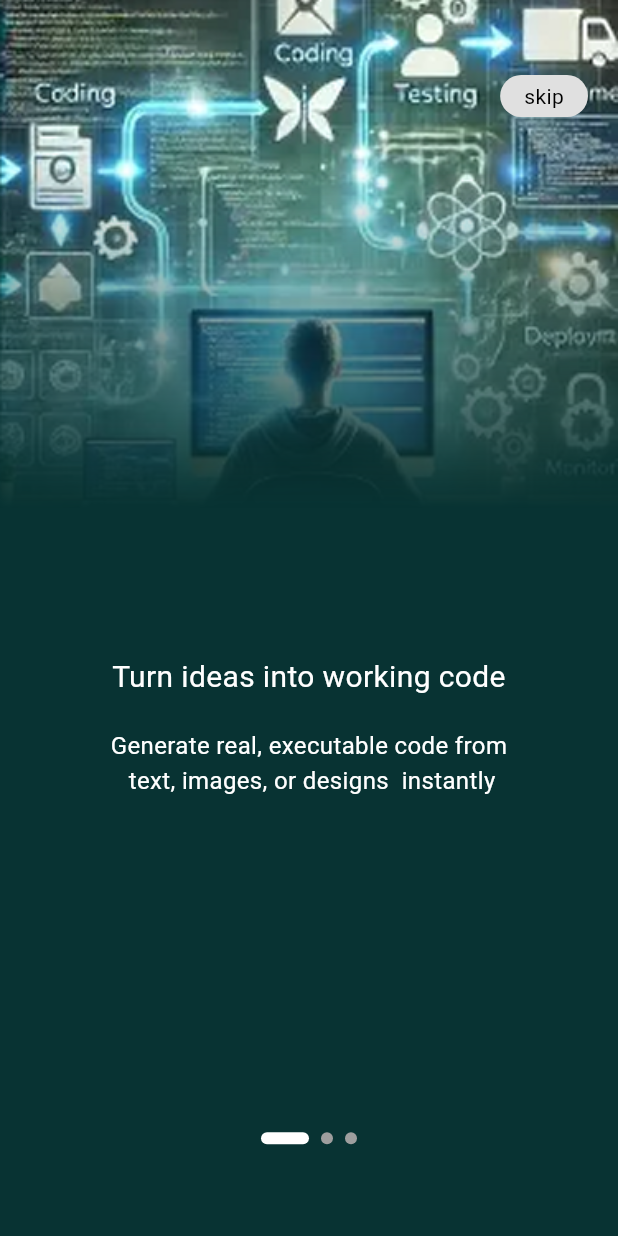
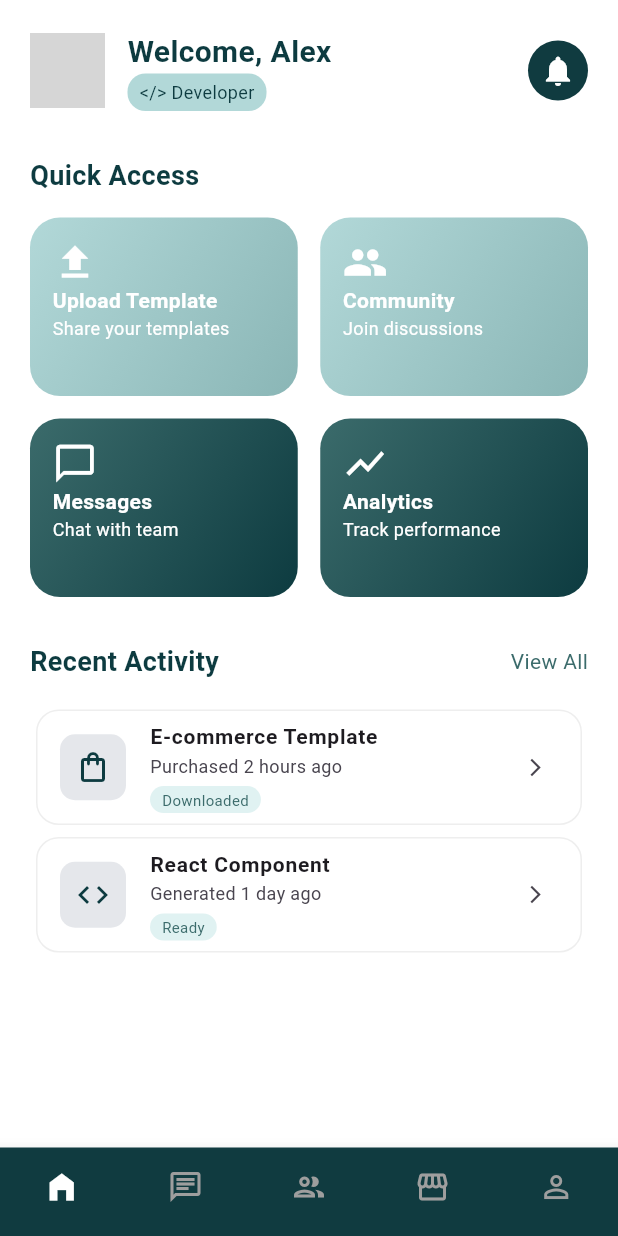
Before and after one commit to Ahmed-fadel1/Thalorix, a Flutter app: the screen it shows after launch, on a phone screen of 412 x 824 dp. Run offline on Flutter 3.47's test engine with Material 3 defaults, Android fonts, the phone set to English and light mode, and no system bars; drawn by our look-alikes of smooth_page_indicator; our stand-ins replace flutter_svg; network calls fail; grey boxes are pictures that could not be loaded.

Commit message:
Added Home Page

```diff
--- /dev/null
+++ b/lib/Features/home/presentation/home_view.dart
@@ -0,0 +1,154 @@
+import 'package:flutter/material.dart';
+import 'package:thalorix_app/Features/home/presentation/widgets/bottom_nav_bar.dart';
+import 'package:thalorix_app/Features/home/presentation/widgets/build_activity_item.dart';
+import 'package:thalorix_app/Features/home/presentation/widgets/build_quick_access_card.dart';
+import 'package:thalorix_app/core/utils/Colors/app_colors.dart';
+
+class HomeView extends StatelessWidget {
+  const HomeView({super.key});
+
+  @override
+  Widget build(BuildContext context) {
+    return Scaffold(
+      backgroundColor: Colors.white,
+      body: SafeArea(
+        child: SingleChildScrollView(
+          padding: EdgeInsets.all(20),
+          child: Column(
+            crossAxisAlignment: CrossAxisAlignment.start,
+            children: [
+              // Header Section
+              Row(
+                mainAxisAlignment: MainAxisAlignment.spaceBetween,
+                children: [
+                  Row(
+                    children: [
+                      CircleAvatar(
+                        radius: 25,
+                        backgroundImage: NetworkImage(
+                          'https://via.placeholder.com/150',
+                        ),
+                      ),
+                      SizedBox(width: 15),
+                      Column(
+                        crossAxisAlignment: CrossAxisAlignment.start,
+                        children: [
+                          Text(
+                            "Welcome, Alex",
+                            style: TextStyle(
+                              fontSize: 20,
+                              fontWeight: FontWeight.bold,
+                              color: Color(0xFF0D3B40),
+                            ),
+                          ),
+                          Container(
+                            padding: EdgeInsets.symmetric(
+                              horizontal: 8,
+                              vertical: 4,
+                            ),
+                            decoration: BoxDecoration(
+                              color: Color(0xFFB2D8D8),
+                              borderRadius: BorderRadius.circular(12),
+                            ),
+                            child: Text(
+                              "</> Developer",
+                              style: TextStyle(
+                                fontSize: 12,
+                                color: Color(0xFF0D3B40),
+                              ),
+                            ),
+                          ),
+                        ],
+                      ),
+                    ],
+                  ),
+                  CircleAvatar(
+                    backgroundColor: (AppColors.splashPrimary),
+                    child: Icon(Icons.notifications, color: Colors.white),
+                  ),
+                ],
+              ),
+              SizedBox(height: 30),
+              Text(
+                "Quick Access",
+                style: TextStyle(
+                  fontSize: 18,
+                  fontWeight: FontWeight.bold,
+                  color: Color(0xFF0D3B40),
+                ),
+              ),
+              SizedBox(height: 15),
+
+              GridView.count(
+                shrinkWrap: true,
+                physics: NeverScrollableScrollPhysics(),
+                crossAxisCount: 2,
+                crossAxisSpacing: 15,
+                mainAxisSpacing: 15,
+                childAspectRatio: 1.5,
+                children: [
+                  BuildQuickAccessCard(
+                    "Upload Template",
+                    "Share your templates",
+                    Icons.upload,
+                    [Color(0xFFB2D8D8), Color(0xFF8AB6B6)],
+                  ),
+                  BuildQuickAccessCard(
+                    "Community",
+                    "Join discussions",
+                    Icons.group,
+                    [Color(0xFFB2D8D8), Color(0xFF8AB6B6)],
+                  ),
+                  BuildQuickAccessCard(
+                    "Messages",
+                    "Chat with team",
+                    Icons.chat_bubble_outline,
+                    [Color(0xFF3B6B6B), Color(0xFF0D3B40)],
+                  ),
+                  BuildQuickAccessCard(
+                    "Analytics",
+                    "Track performance",
+                    Icons.show_chart,
+                    [Color(0xFF3B6B6B), Color(0xFF0D3B40)],
+                  ),
+                ],
+              ),
+              SizedBox(height: 30),
+
+              // Recent Activity Section
+              Row(
+                mainAxisAlignment: MainAxisAlignment.spaceBetween,
+                children: [
+                  Text(
+                    "Recent Activity",
+                    style: TextStyle(
+                      fontSize: 18,
+                      fontWeight: FontWeight.bold,
+                      color: Color(0xFF0D3B40),
+                    ),
+                  ),
+                  Text("View All", style: TextStyle(color: Color(0xFF3B6B6B))),
+                ],
+              ),
+              SizedBox(height: 15),
+
+              BuildActivityItem(
+                "E-commerce Template",
+                "Purchased 2 hours ago",
+                "Downloaded",
+                Icons.shopping_bag_outlined,
+              ),
+              BuildActivityItem(
+                "React Component",
+                "Generated 1 day ago",
+                "Ready",
+                Icons.code,
+              ),
+            ],
+          ),
+        ),
+      ),
+      bottomNavigationBar: BottomNavBar(),
+    );
+  }
+}
--- /dev/null
+++ b/lib/Features/home/presentation/widgets/bottom_nav_bar.dart
@@ -0,0 +1,25 @@
+import 'package:flutter/material.dart';
+import 'package:thalorix_app/core/utils/Colors/app_colors.dart';
+
+class BottomNavBar extends StatelessWidget {
+  const BottomNavBar({super.key});
+
+  @override
+  Widget build(BuildContext context) {
+    return BottomNavigationBar(
+      backgroundColor: AppColors.splashPrimary,
+      type: BottomNavigationBarType.fixed,
+      selectedItemColor: Colors.white,
+      unselectedItemColor: Colors.grey,
+      showSelectedLabels: false,
+      showUnselectedLabels: false,
+      items: [
+        BottomNavigationBarItem(icon: Icon(Icons.home_filled), label: ""),
+        BottomNavigationBarItem(icon: Icon(Icons.chat_outlined), label: ""),
+        BottomNavigationBarItem(icon: Icon(Icons.group_outlined), label: ""),
+        BottomNavigationBarItem(icon: Icon(Icons.storefront), label: ""),
+        BottomNavigationBarItem(icon: Icon(Icons.person_outline), label: ""),
+      ],
+    );
+  }
+}
--- /dev/null
+++ b/lib/Features/home/presentation/widgets/build_activity_item.dart
@@ -0,0 +1,54 @@
+import 'package:flutter/material.dart';
+
+class BuildActivityItem extends StatelessWidget {
+  const BuildActivityItem(this.title, this.time, this.status, this.icon);
+  final String title;
+  final String time;
+  final String status;
+  final IconData icon;
+
+  @override
+  Widget build(BuildContext context) {
+    return Card(
+      elevation: 0,
+      color: Colors.white,
+      shape: RoundedRectangleBorder(
+        side: BorderSide(color: Colors.grey.shade200),
+        borderRadius: BorderRadius.circular(15),
+      ),
+      child: ListTile(
+        leading: Container(
+          padding: EdgeInsets.all(10),
+          decoration: BoxDecoration(
+            color: Color(0xffE5E7EB),
+            borderRadius: BorderRadius.circular(10),
+          ),
+          child: Icon(icon, color: Color(0xFF0D3B40)),
+        ),
+        title: Text(
+          title,
+          style: TextStyle(fontWeight: FontWeight.bold, fontSize: 14),
+        ),
+        subtitle: Column(
+          crossAxisAlignment: CrossAxisAlignment.start,
+          children: [
+            Text(time, style: TextStyle(fontSize: 12)),
+            SizedBox(height: 5),
+            Container(
+              padding: EdgeInsets.symmetric(horizontal: 8, vertical: 2),
+              decoration: BoxDecoration(
+                color: Color(0xFFE0F2F2),
+                borderRadius: BorderRadius.circular(10),
+              ),
+              child: Text(
+                status,
+                style: TextStyle(fontSize: 10, color: Color(0xFF3B6B6B)),
+              ),
+            ),
+          ],
+        ),
+        trailing: Icon(Icons.arrow_forward_ios, size: 14),
+      ),
+    );
+  }
+}
--- /dev/null
+++ b/lib/Features/home/presentation/widgets/build_quick_access_card.dart
@@ -0,0 +1,34 @@
+import 'package:flutter/material.dart';
+
+class BuildQuickAccessCard extends StatelessWidget {
+  const BuildQuickAccessCard(this.title, this.sub, this.icon, this.colors);
+  final String title;
+  final String sub;
+  final IconData icon;
+  final List<Color> colors;
+  @override
+  Widget build(BuildContext context) {
+    return Container(
+      padding: EdgeInsets.all(15),
+      decoration: BoxDecoration(
+        borderRadius: BorderRadius.circular(20),
+        gradient: LinearGradient(
+          colors: colors,
+          begin: Alignment.topLeft,
+          end: Alignment.bottomRight,
+        ),
+      ),
+      child: Column(
+        crossAxisAlignment: CrossAxisAlignment.start,
+        children: [
+          Icon(icon, color: Colors.white, size: 30),
+          Text(
+            title,
+            style: TextStyle(color: Colors.white, fontWeight: FontWeight.bold),
+          ),
+          Text(sub, style: TextStyle(color: Colors.white, fontSize: 12)),
+        ],
+      ),
+    );
+  }
+}
--- a/lib/core/utils/router/app_router.dart
+++ b/lib/core/utils/router/app_router.dart
@@ -3,10 +3,12 @@ import 'package:thalorix_app/Features/auth/presentation/pages/forgot_password/fo
 import 'package:thalorix_app/Features/auth/presentation/pages/login/login_view.dart';
 import 'package:thalorix_app/Features/auth/presentation/pages/SignUp/signup_view.dart';
 import 'package:thalorix_app/Features/auth/presentation/pages/verifiction/Verifiction.dart';
+import 'package:thalorix_app/Features/home/presentation/home_view.dart';
 import 'package:thalorix_app/Features/splash/presentation/splash_view.dart';
 
 class Routes {
   static const String login = '/login';
+  static const String home = '/home';
   static const String signup = '/signup';
   static const String splash = '/splash';
   static const String verification = '/verifiction';
@@ -18,6 +20,8 @@ class AppRouter {
     switch (settings.name) {
       case Routes.login:
         return MaterialPageRoute(builder: (_) => LoginView());
+      case Routes.home:
+        return MaterialPageRoute(builder: (_) => HomeView());
       case Routes.signup:
         return MaterialPageRoute(builder: (_) => const SignupView());
       case Routes.splash:
--- a/lib/main.dart
+++ b/lib/main.dart
@@ -14,7 +14,7 @@ class Thalorix extends StatelessWidget {
   Widget build(BuildContext context) {
     return MaterialApp(
       debugShowCheckedModeBanner: false,
-      initialRoute: Routes.splash,
+      initialRoute: Routes.home,
       onGenerateRoute: appRouter.generateRoute,
     );
   }
```
